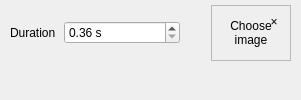
The window that src/dtflow/ui/forms/video_panel.ui (djebaz/dtflow) describes before a commit, drawn with Qt 5.
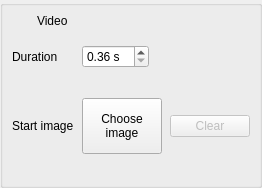
The same window after the commit.

Commit message:
Align video controls with shared design and crop inspection
Reuse the canonical section-card structure, neutral source actions and theme colors. Preview the crop from source and dimension hover/focus, refresh Generate availability after validation, and discard stale second-pass progress counts. Sync the design contract, desktop guidance and pending evidence notes. Refs #540.

Diff of the .ui file:
```diff
--- a/src/dtflow/ui/forms/video_panel.ui
+++ b/src/dtflow/ui/forms/video_panel.ui
@@ -1,80 +1,287 @@
 <?xml version="1.0" encoding="utf-8"?>
 <ui version="4.0">
  <class>VideoPanel</class>
- <widget class="QFrame" name="videoPanel">
-  <property name="role" stdset="0"><string>card</string></property>
-  <layout class="QVBoxLayout" name="videoPanelLayout">
-   <property name="leftMargin"><number>10</number></property>
-   <property name="topMargin"><number>5</number></property>
-   <property name="rightMargin"><number>10</number></property>
-   <property name="bottomMargin"><number>5</number></property>
-   <property name="spacing"><number>4</number></property>
+ <widget class="QGroupBox" name="videoPanel">
+  <property name="title">
+   <string />
+  </property>
+  <property name="role" stdset="0">
+   <string>sectionCard</string>
+  </property>
+  <property name="accessibleName">
+   <string>Video</string>
+  </property>
+  <layout class="QVBoxLayout" name="videoPanelCardLayout">
+   <property name="leftMargin">
+    <number>0</number>
+   </property>
+   <property name="topMargin">
+    <number>0</number>
+   </property>
+   <property name="rightMargin">
+    <number>0</number>
+   </property>
+   <property name="bottomMargin">
+    <number>0</number>
+   </property>
+   <property name="spacing">
+    <number>0</number>
+   </property>
    <item>
-    <layout class="QHBoxLayout" name="videoControlsRow">
-     <property name="spacing"><number>8</number></property>
-     <item>
-      <widget class="QLabel" name="videoDurationTitle">
-       <property name="text"><string>Duration</string></property>
-       <property name="textRole" stdset="0"><string>caption</string></property>
-       <property name="buddy"><cstring>videoDurationSpinBox</cstring></property>
-      </widget>
-     </item>
-     <item>
-      <widget class="QDoubleSpinBox" name="videoDurationSpinBox">
-       <property name="accessibleName"><string>Clip duration in seconds</string></property>
-       <property name="toolTip"><string>The clip's requested length; frames follow from the model's playback rate and frame rule.</string></property>
-       <property name="minimumSize"><size><width>116</width><height>0</height></size></property>
-       <property name="maximumSize"><size><width>116</width><height>16777215</height></size></property>
-       <property name="suffix"><string> s</string></property>
-       <property name="decimals"><number>2</number></property>
-       <property name="singleStep"><double>0.5</double></property>
-       <property name="minimum"><double>0.36</double></property>
-       <property name="maximum"><double>60.0</double></property>
-      </widget>
-     </item>
-     <item>
-      <widget class="QLabel" name="videoDurationLabel">
-       <property name="accessibleName"><string>Effective clip length</string></property>
-       <property name="role" stdset="0"><string>secondary</string></property>
-       <property name="text"><string /></property>
-      </widget>
-     </item>
-     <item>
-      <spacer name="videoControlsFill">
-       <property name="orientation"><enum>Qt::Horizontal</enum></property>
-       <property name="sizeHint" stdset="0"><size><width>8</width><height>1</height></size></property>
-      </spacer>
-     </item>
-     <item>
-      <widget class="QFrame" name="videoStartCard">
-       <property name="frameShape"><enum>QFrame::StyledPanel</enum></property>
-       <property name="minimumSize"><size><width>80</width><height>56</height></size></property>
-       <property name="maximumSize"><size><width>80</width><height>56</height></size></property>
-       <property name="accessibleName"><string>Choose or replace start image</string></property>
-       <widget class="QLabel" name="videoStartThumb">
-        <property name="geometry"><rect><x>2</x><y>2</y><width>76</width><height>52</height></rect></property>
-        <property name="accessibleName"><string>Start image thumbnail; hover to preview crop, click to choose</string></property>
-        <property name="alignment"><set>Qt::AlignCenter</set></property>
-        <property name="role" stdset="0"><string>secondary</string></property>
-        <property name="text"><string>Choose image</string></property>
-        <property name="wordWrap"><bool>true</bool></property>
+    <widget class="QFrame" name="videoPanelHeader">
+     <property name="role" stdset="0">
+      <string>sectionHeader</string>
+     </property>
+     <layout class="QHBoxLayout" name="videoPanelHeaderLayout" stretch="0,1">
+      <property name="leftMargin">
+       <number>10</number>
+      </property>
+      <property name="topMargin">
+       <number>7</number>
+      </property>
+      <property name="rightMargin">
+       <number>10</number>
+      </property>
+      <property name="bottomMargin">
+       <number>7</number>
+      </property>
+      <property name="spacing">
+       <number>8</number>
+      </property>
+      <item>
+       <widget class="QLabel" name="videoPanelIcon">
+        <property name="role" stdset="0">
+         <string>sectionIcon</string>
+        </property>
+        <property name="iconKey" stdset="0">
+         <string>video</string>
+        </property>
+        <property name="text">
+         <string />
+        </property>
+        <property name="minimumSize">
+         <size>
+          <width>16</width>
+          <height>16</height>
+         </size>
+        </property>
+        <property name="maximumSize">
+         <size>
+          <width>16</width>
+          <height>16</height>
+         </size>
+        </property>
        </widget>
-       <widget class="QToolButton" name="videoClearStartButton">
-        <property name="geometry"><rect><x>48</x><y>2</y><width>30</width><height>30</height></rect></property>
-        <property name="text"><string>×</string></property>
-        <property name="toolTip"><string>Clear start image</string></property>
-        <property name="accessibleName"><string>Clear start image</string></property>
-        <property name="autoRaise"><bool>true</bool></property>
+      </item>
+      <item>
+       <widget class="QLabel" name="videoPanelHeading">
+        <property name="text">
+         <string>Video</string>
+        </property>
+        <property name="textRole" stdset="0">
+         <string>panelHeading</string>
+        </property>
        </widget>
-      </widget>
-     </item>
-    </layout>
+      </item>
+     </layout>
+    </widget>
    </item>
    <item>
-    <widget class="QLabel" name="videoProblemLabel">
-     <property name="text"><string /></property>
-     <property name="wordWrap"><bool>true</bool></property>
-     <property name="state" stdset="0"><string>warning</string></property>
+    <widget class="QWidget" name="videoPanelContents">
+     <property name="role" stdset="0">
+      <string>sectionContents</string>
+     </property>
+     <layout class="QGridLayout" name="videoGrid" columnstretch="0,1">
+      <property name="horizontalSpacing">
+       <number>8</number>
+      </property>
+      <property name="verticalSpacing">
+       <number>8</number>
+      </property>
+      <item row="0" column="0">
+       <widget class="QLabel" name="videoDurationTitle">
+        <property name="text">
+         <string>Duration</string>
+        </property>
+        <property name="textRole" stdset="0">
+         <string>caption</string>
+        </property>
+        <property name="buddy">
+         <cstring>videoDurationSpinBox</cstring>
+        </property>
+       </widget>
+      </item>
+      <item row="0" column="1">
+       <layout class="QHBoxLayout" name="videoDurationRow">
+        <property name="spacing">
+         <number>8</number>
+        </property>
+        <item>
+         <widget class="QDoubleSpinBox" name="videoDurationSpinBox">
+          <property name="accessibleName">
+           <string>Clip duration in seconds</string>
+          </property>
+          <property name="toolTip">
+           <string>The clip's requested length; frames follow from the model's playback rate and frame rule.</string>
+          </property>
+          <property name="maximumSize">
+           <size>
+            <width>116</width>
+            <height>16777215</height>
+           </size>
+          </property>
+          <property name="suffix">
+           <string> s</string>
+          </property>
+          <property name="decimals">
+           <number>2</number>
+          </property>
+          <property name="singleStep">
+           <double>0.5</double>
+          </property>
+          <property name="minimum">
+           <double>0.36</double>
+          </property>
+          <property name="maximum">
+           <double>60.0</double>
+          </property>
+         </widget>
+        </item>
+        <item>
+         <spacer name="videoDurationFill">
+          <property name="orientation">
+           <enum>Qt::Horizontal</enum>
+          </property>
+          <property name="sizeHint" stdset="0">
+           <size>
+            <width>0</width>
+            <height>0</height>
+           </size>
+          </property>
+         </spacer>
+        </item>
+       </layout>
+      </item>
+      <item row="1" column="1">
+       <widget class="QLabel" name="videoDurationLabel">
+        <property name="accessibleName">
+         <string>Effective clip length</string>
+        </property>
+        <property name="role" stdset="0">
+         <string>secondary</string>
+        </property>
+        <property name="text">
+         <string />
+        </property>
+        <property name="wordWrap">
+         <bool>true</bool>
+        </property>
+        <property name="textRole" stdset="0">
+         <string>supporting</string>
+        </property>
+        <property name="sizePolicy">
+         <sizepolicy hsizetype="Ignored" vsizetype="Preferred">
+          <horstretch>0</horstretch>
+          <verstretch>0</verstretch>
+         </sizepolicy>
+        </property>
+       </widget>
+      </item>
+      <item row="2" column="0">
+       <widget class="QLabel" name="videoStartTitle">
+        <property name="text">
+         <string>Start image</string>
+        </property>
+        <property name="textRole" stdset="0">
+         <string>caption</string>
+        </property>
+        <property name="buddy">
+         <cstring>videoChooseStartButton</cstring>
+        </property>
+       </widget>
+      </item>
+      <item row="2" column="1">
+       <layout class="QHBoxLayout" name="videoStartRow">
+        <property name="spacing">
+         <number>8</number>
+        </property>
+        <item>
+         <widget class="QPushButton" name="videoChooseStartButton">
+          <property name="text">
+           <string>Choose
+image</string>
+          </property>
+          <property name="minimumSize">
+           <size>
+            <width>80</width>
+            <height>56</height>
+           </size>
+          </property>
+          <property name="maximumSize">
+           <size>
+            <width>80</width>
+            <height>56</height>
+           </size>
+          </property>
+          <property name="iconSize">
+           <size>
+            <width>72</width>
+            <height>48</height>
+           </size>
+          </property>
+          <property name="accessibleName">
+           <string>Choose or replace start image; hover or focus to preview the crop</string>
+          </property>
+         </widget>
+        </item>
+        <item>
+         <widget class="QPushButton" name="videoClearStartButton">
+          <property name="text">
+           <string>Clear</string>
+          </property>
+          <property name="accessibleName">
+           <string>Clear start image</string>
+          </property>
+          <property name="enabled">
+           <bool>false</bool>
+          </property>
+          <property name="toolTip">
+           <string>Clear the draft start image; saved outputs are unchanged.</string>
+          </property>
+         </widget>
+        </item>
+        <item>
+         <spacer name="videoStartFill">
+          <property name="orientation">
+           <enum>Qt::Horizontal</enum>
+          </property>
+          <property name="sizeHint" stdset="0">
+           <size>
+            <width>0</width>
+            <height>0</height>
+           </size>
+          </property>
+         </spacer>
+        </item>
+       </layout>
+      </item>
+      <item row="3" column="0" colspan="2">
+       <widget class="QLabel" name="videoProblemLabel">
+        <property name="text">
+         <string />
+        </property>
+        <property name="wordWrap">
+         <bool>true</bool>
+        </property>
+        <property name="state" stdset="0">
+         <string>warning</string>
+        </property>
+        <property name="textRole" stdset="0">
+         <string>supporting</string>
+        </property>
+       </widget>
+      </item>
+     </layout>
     </widget>
    </item>
   </layout>
```
Left out of the diff: 4 changed lines with no effect on the pictures. The commit also changes 10 other files.
